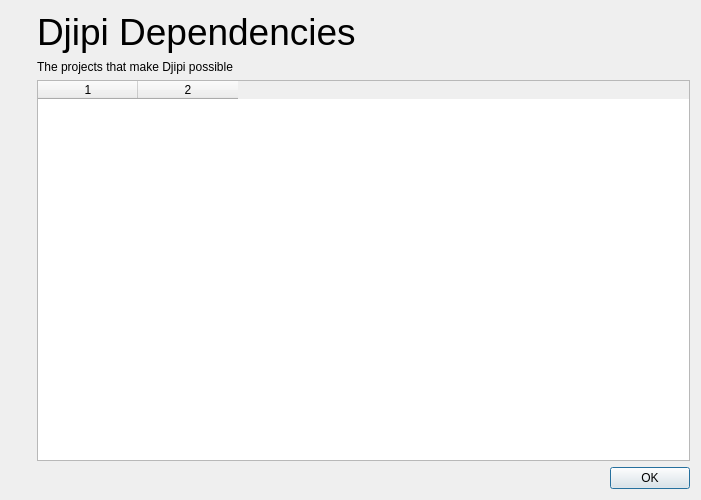
Old version of the form src/yuzu/deps_dialog.ui in the repository Djipi71/OOT.
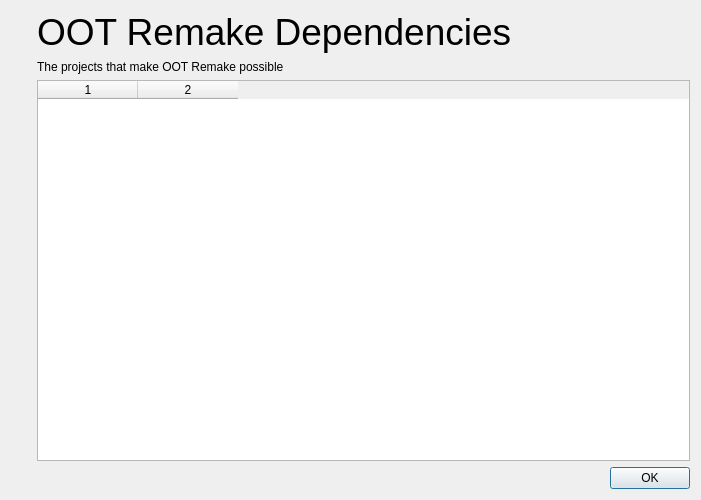
New version of the form. Icons and pictures are not drawn.

Commit message: Djipi v4: OOT Remake rebased on Frizti's Fritchii v5.8.4 with Lichii build-150 fixes

```diff
--- a/src/yuzu/deps_dialog.ui
+++ b/src/yuzu/deps_dialog.ui
@@ -69,7 +69,7 @@
           </sizepolicy>
          </property>
          <property name="text">
-          <string>&lt;html&gt;&lt;head/&gt;&lt;body&gt;&lt;p&gt;&lt;span style=&quot; font-size:28pt;&quot;&gt;Djipi Dependencies&lt;/span&gt;&lt;/p&gt;&lt;/body&gt;&lt;/html&gt;</string>
+          <string>&lt;html&gt;&lt;head/&gt;&lt;body&gt;&lt;p&gt;&lt;span style=&quot; font-size:28pt;&quot;&gt;OOT Remake Dependencies&lt;/span&gt;&lt;/p&gt;&lt;/body&gt;&lt;/html&gt;</string>
          </property>
         </widget>
        </item>
@@ -82,7 +82,7 @@
           </sizepolicy>
          </property>
          <property name="text">
-        <string>&lt;html&gt;&lt;head/&gt;&lt;body&gt;&lt;p&gt;The projects that make Djipi possible&lt;/p&gt;&lt;/body&gt;&lt;/html&gt;</string>
+        <string>&lt;html&gt;&lt;head/&gt;&lt;body&gt;&lt;p&gt;The projects that make OOT Remake possible&lt;/p&gt;&lt;/body&gt;&lt;/html&gt;</string>
          </property>
         </widget>
        </item>
```
Left out of the diff: 2 changed lines with no effect on the pictures. The commit also changes 654 other files.
